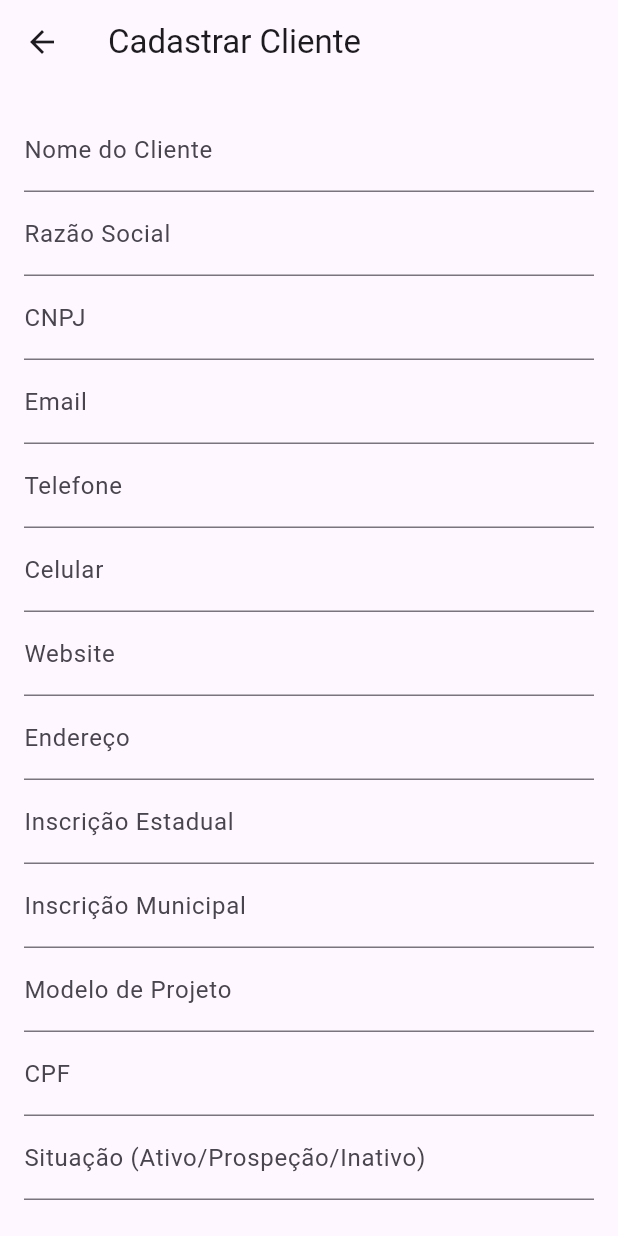
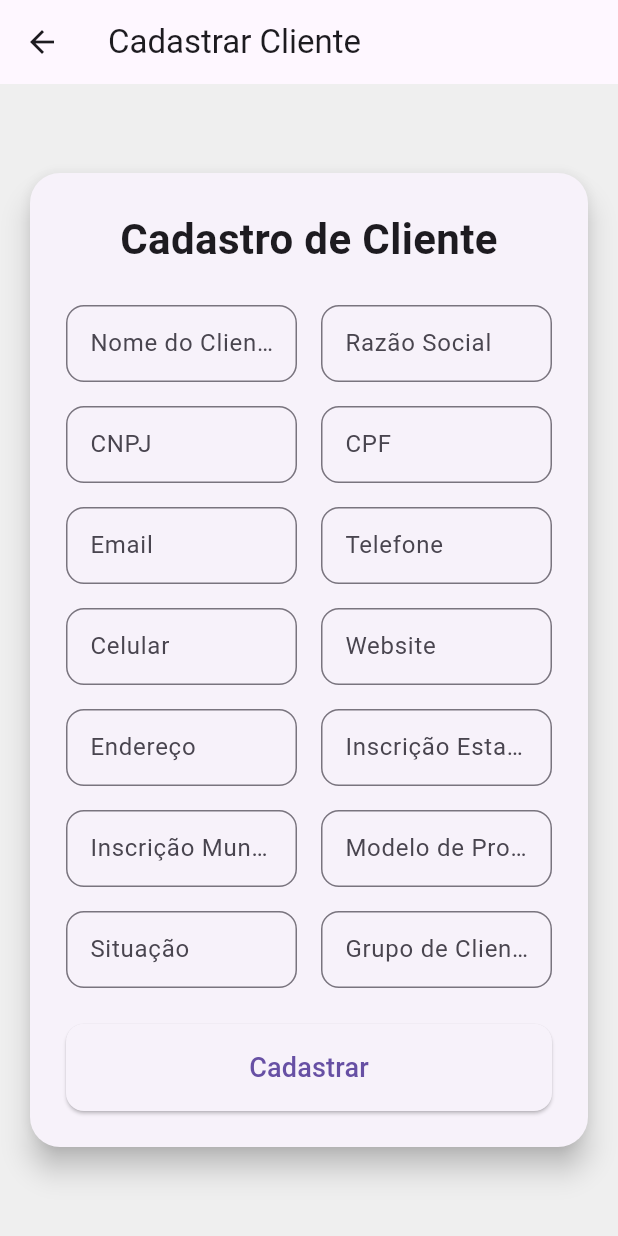
Before and after one commit to Raizhe/comissao-flutter-web, a Flutter app: the ClientFormPage screen opened by its route, on a phone screen of 412 x 824 dp. Run offline on Flutter 3.47's test engine with Material 3 defaults, Android fonts, the phone set to English and light mode, and no system bars; our stand-ins replace cloud_firestore, firebase_auth, firebase_core, fl_chart, flutter_masked_text2, get; accounts and stored records are empty.

Commit message:
new layout for clients register, contract register and leads register

```diff
--- a/lib/presentation/screens/clients/clients_form_page.dart
+++ b/lib/presentation/screens/clients/clients_form_page.dart
@@ -11,15 +11,12 @@ class ClientFormPage extends StatelessWidget {
   final _companyNameController = TextEditingController();
   final _emailController = TextEditingController();
 
-  // Controladores com máscaras
   final _cnpjController = MaskedTextController(mask: '00.000.000/0000-00');
   final _cpfController = MaskedTextController(mask: '000.000.000-00');
   final _phoneController = MaskedTextController(mask: '(00) 0000-0000');
   final _cellPhoneController = MaskedTextController(mask: '(00) 00000-0000');
-  final _stateInscriptionController =
-  MaskedTextController(mask: '000.000.000.000');
-  final _municipalInscriptionController =
-  MaskedTextController(mask: '00000000-0');
+  final _stateInscriptionController = MaskedTextController(mask: '000.000.000.000');
+  final _municipalInscriptionController = MaskedTextController(mask: '00000000-0');
 
   final _websiteController = TextEditingController();
   final _addressController = TextEditingController();
@@ -33,10 +30,8 @@ class ClientFormPage extends StatelessWidget {
 
   Future<void> _addClient() async {
     try {
-      // Gerar um ID único para o cliente
       String clientId = const Uuid().v4();
 
-      // Criar o modelo de cliente com os dados preenchidos
       ClientModel client = ClientModel(
         clientId: clientId,
         clientName: _nameController.text.trim(),
@@ -59,19 +54,12 @@ class ClientFormPage extends StatelessWidget {
         cpf: _cpfController.text.trim(),
       );
 
-      // Adicionar o cliente via ClientController
-      //await _clientController.addClient(client);
+      await _clientController.addClient(client);
 
-      // Mostrar mensagem de sucesso
       SuccessDialog.showSuccess('Cliente cadastrado com sucesso!');
-
-      // Limpar os campos após o cadastro
       _clearFields();
-
-      // Redirecionar para a Home Page
       Get.offAllNamed('/home');
     } catch (e) {
-      // Mostrar mensagem de erro
       SuccessDialog.showError('Erro ao cadastrar cliente: $e');
     }
   }
@@ -96,101 +84,100 @@ class ClientFormPage extends StatelessWidget {
   @override
   Widget build(BuildContext context) {
     return Scaffold(
+      backgroundColor: const Color(0xFFEFEFEF),
       appBar: AppBar(
         title: const Text('Cadastrar Cliente'),
       ),
-      body: Padding(
+      body: Center(
+        child: SingleChildScrollView(
+          child: Padding(
             padding: const EdgeInsets.all(16.0),
-        child: Obx(() {
-          return _clientController.isLoading.value
-              ? const Center(child: CircularProgressIndicator())
-              : SingleChildScrollView(
+            child: SizedBox(
+              width: 600, // Define a largura do card
+              child: Card(
+                elevation: 8.0,
+                shape: RoundedRectangleBorder(
+                  borderRadius: BorderRadius.circular(20.0),
+                ),
+                child: Padding(
+                  padding: const EdgeInsets.all(24.0),
                   child: Column(
+                    crossAxisAlignment: CrossAxisAlignment.stretch,
                     children: [
-                TextField(
-                  controller: _nameController,
-                  decoration:
-                  const InputDecoration(labelText: 'Nome do Cliente'),
+                      const Text(
+                        'Cadastro de Cliente',
+                        textAlign: TextAlign.center,
+                        style: TextStyle(
+                          fontSize: 28,
+                          fontWeight: FontWeight.bold,
                         ),
-                TextField(
-                  controller: _companyNameController,
-                  decoration:
-                  const InputDecoration(labelText: 'Razão Social'),
                       ),
-                TextField(
-                  controller: _cnpjController,
-                  decoration:
-                  const InputDecoration(labelText: 'CNPJ'),
-                  keyboardType: TextInputType.number,
+                      const SizedBox(height: 24),
+                      _buildFormGrid(),
+                      const SizedBox(height: 24),
+                      ElevatedButton(
+                        style: ElevatedButton.styleFrom(
+                          padding: const EdgeInsets.symmetric(vertical: 16.0),
+                          shape: RoundedRectangleBorder(
+                            borderRadius: BorderRadius.circular(12.0),
                           ),
-                TextField(
-                  controller: _emailController,
-                  decoration: const InputDecoration(labelText: 'Email'),
-                  keyboardType: TextInputType.emailAddress,
                         ),
-                TextField(
-                  controller: _phoneController,
-                  decoration:
-                  const InputDecoration(labelText: 'Telefone'),
-                  keyboardType: TextInputType.phone,
+                        onPressed: _addClient,
+                        child: const Text(
+                          'Cadastrar',
+                          style: TextStyle(fontSize: 18),
                         ),
-                TextField(
-                  controller: _cellPhoneController,
-                  decoration:
-                  const InputDecoration(labelText: 'Celular'),
-                  keyboardType: TextInputType.phone,
-                ),
-                TextField(
-                  controller: _websiteController,
-                  decoration:
-                  const InputDecoration(labelText: 'Website'),
-                ),
-                TextField(
-                  controller: _addressController,
-                  decoration:
-                  const InputDecoration(labelText: 'Endereço'),
-                ),
-                TextField(
-                  controller: _stateInscriptionController,
-                  decoration: const InputDecoration(
-                      labelText: 'Inscrição Estadual'),
-                  keyboardType: TextInputType.number,
-                ),
-                TextField(
-                  controller: _municipalInscriptionController,
-                  decoration: const InputDecoration(
-                      labelText: 'Inscrição Municipal'),
-                  keyboardType: TextInputType.number,
-                ),
-                TextField(
-                  controller: _projectModelController,
-                  decoration: const InputDecoration(
-                      labelText: 'Modelo de Projeto'),
-                ),
-                TextField(
-                  controller: _cpfController,
-                  decoration: const InputDecoration(labelText: 'CPF'),
-                  keyboardType: TextInputType.number,
-                ),
-                TextField(
-                  controller: _situationController,
-                  decoration: const InputDecoration(
-                      labelText: 'Situação (Ativo/Prospeção/Inativo)'),
-                ),
-                TextField(
-                  controller: _groupController,
-                  decoration: const InputDecoration(
-                      labelText: 'Grupo de Clientes'),
-                ),
-                const SizedBox(height: 20),
-                ElevatedButton(
-                  onPressed: _addClient,
-                  child: const Text('Cadastrar Cliente'),
                       ),
                     ],
                   ),
+                ),
+              ),
+            ),
+          ),
+        ),
+      ),
     );
-        }),
+  }
+
+  Widget _buildFormGrid() {
+    return GridView(
+      shrinkWrap: true,
+      physics: const NeverScrollableScrollPhysics(),
+      gridDelegate: const SliverGridDelegateWithFixedCrossAxisCount(
+        crossAxisCount: 2, // Dois campos por linha
+        childAspectRatio: 3,
+        crossAxisSpacing: 16,
+        mainAxisSpacing: 16,
+      ),
+      children: [
+        _buildTextField(_nameController, 'Nome do Cliente'),
+        _buildTextField(_companyNameController, 'Razão Social'),
+        _buildTextField(_cnpjController, 'CNPJ', TextInputType.number),
+        _buildTextField(_cpfController, 'CPF', TextInputType.number),
+        _buildTextField(_emailController, 'Email', TextInputType.emailAddress),
+        _buildTextField(_phoneController, 'Telefone', TextInputType.phone),
+        _buildTextField(_cellPhoneController, 'Celular', TextInputType.phone),
+        _buildTextField(_websiteController, 'Website'),
+        _buildTextField(_addressController, 'Endereço'),
+        _buildTextField(_stateInscriptionController, 'Inscrição Estadual'),
+        _buildTextField(_municipalInscriptionController, 'Inscrição Municipal'),
+        _buildTextField(_projectModelController, 'Modelo de Projeto'),
+        _buildTextField(_situationController, 'Situação'),
+        _buildTextField(_groupController, 'Grupo de Clientes'),
+      ],
+    );
+  }
+
+  Widget _buildTextField(
+      TextEditingController controller, String label, [TextInputType? type]) {
+    return TextField(
+      controller: controller,
+      keyboardType: type,
+      decoration: InputDecoration(
+        labelText: label,
+        border: OutlineInputBorder(
+          borderRadius: BorderRadius.circular(12.0),
+        ),
       ),
     );
   }
--- a/lib/widgets/side_bar_widget.dart
+++ b/lib/widgets/side_bar_widget.dart
@@ -37,11 +37,6 @@ class SidebarWidget extends StatelessWidget {
                 icon: Icons.person_add,
                 text: 'Leads',
                 route: '/lead_form',
-              ),
-              _buildDrawerItem(
-                icon: Icons.meeting_room,
-                text: 'Reuniões',
-                route: '/meet_form',
               ),
               if (role == 'admin' || role == 'manager') ...[
                 _buildDrawerItem(
```
Also changed, not shown: lib/presentation/screens/clients/controllers/clients_controller.dart (+10 -7 lines), lib/presentation/screens/contract/contract_form_page.dart (+114 -70 lines), lib/presentation/screens/home/home_page.dart (+64 -78 lines), lib/presentation/screens/leads/leads_form_page.dart (+31 -23 lines). Lines whose indentation alone changed are shown as unchanged.
